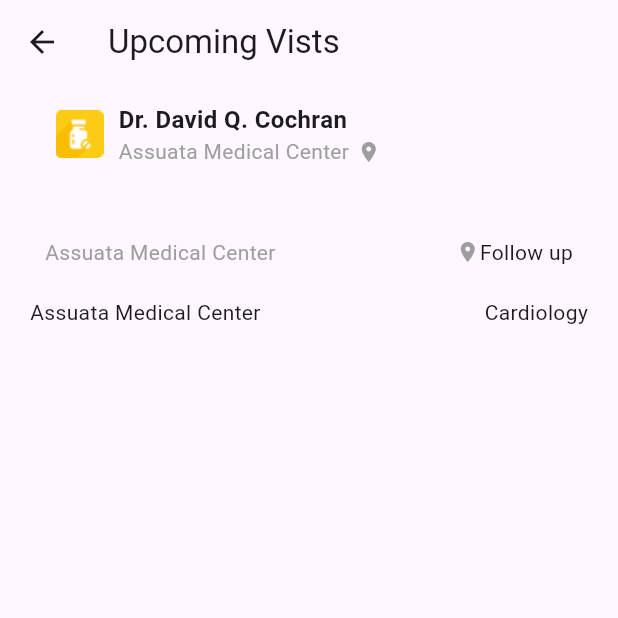
After one commit to zahrawm/Medi-board-projects, a Flutter app: the VisitScreen screen opened directly, on a phone screen of 412 x 824 dp, the top half of it. The commit adds this screen. Run offline on Flutter 3.47's test engine with Material 3 defaults, Android fonts, the light colour scheme and no system bars.

Commit message:
Codes updated

```diff
--- a/medi_ui/lib/screen/home_screen.dart
+++ b/medi_ui/lib/screen/home_screen.dart
@@ -1,4 +1,5 @@
 import 'package:flutter/material.dart';
+import 'package:medi_ui/screen/visit_screen.dart';
 import 'package:medi_ui/widgets/medical_widgets.dart';
 
 class HomeScreen extends StatelessWidget {
@@ -22,15 +23,19 @@ class HomeScreen extends StatelessWidget {
         ],
       ),
       bottomNavigationBar: BottomAppBar(
-        shape: CircularNotchedRectangle(), // Optional: Creates a notch for FAB
-        notchMargin: 8, // Space around the notch
+        shape: CircularNotchedRectangle(),
+        notchMargin: 8,
         child: Padding(
           padding: const EdgeInsets.symmetric(horizontal: 20),
           child: SingleChildScrollView(
             child: Row(
               mainAxisAlignment: MainAxisAlignment.spaceBetween,
               children: [
-                _buildNavItem(Icons.home, "Home", Colors.blue),
+                _buildNavItem(
+                  Icons.home,
+                  "Home",
+                  Colors.blue,
+                ),
                 _buildNavItem(Icons.star, "For you", Colors.grey),
                 SizedBox(width: 40),
                 _buildNavItem(Icons.graphic_eq, "For you", Colors.grey),
@@ -41,7 +46,7 @@ class HomeScreen extends StatelessWidget {
         ),
       ),
       floatingActionButton: FloatingActionButton(
-        onPressed: () {}, // Action for FloatingActionButton
+        onPressed: () {},
         backgroundColor: Colors.blue,
         child: Icon(Icons.add),
       ),
@@ -54,8 +59,16 @@ class HomeScreen extends StatelessWidget {
               child: Row(
                 mainAxisAlignment: MainAxisAlignment.spaceEvenly,
                 children: [
-                  Image.asset(
-                    'assets/visits.png',
+                  GestureDetector(
+                    onTap: () {
+                      Navigator.push(
+                        context,
+                        MaterialPageRoute(builder: (context) => VisitScreen()),
+                      );
+                    },
+                    child: Image.asset(
+                      'assets/visits.png',
+                    ),
                   ),
                   SizedBox(
                     width: 10,
--- /dev/null
+++ b/medi_ui/lib/screen/visit_screen.dart
@@ -0,0 +1,29 @@
+import 'package:flutter/material.dart';
+import 'package:medi_ui/widgets/medi-row.dart';
+import 'package:medi_ui/widgets/medi_visits.dart';
+
+class VisitScreen extends StatelessWidget {
+  const VisitScreen({super.key});
+
+  @override
+  Widget build(BuildContext context) {
+    return Scaffold(
+      appBar: AppBar(
+        title: Text(
+          'Upcoming Vists',
+        ),
+        // I need to get the x  icon
+        // leading: Icon(Icons.one_x_mobiledata_outlined),
+      ),
+      body: Column(
+        children: [
+          MediVisits(),
+          SizedBox(
+            height: 15,
+          ),
+          MediR()
+        ],
+      ),
+    );
+  }
+}
--- /dev/null
+++ b/medi_ui/lib/widgets/medi-row.dart
@@ -0,0 +1,51 @@
+import 'package:flutter/material.dart';
+
+class MediR extends StatelessWidget {
+  const MediR({super.key});
+
+  @override
+  Widget build(BuildContext context) {
+    return Padding(
+      padding: const EdgeInsets.all(10.0),
+      child: Column(
+        children: [
+          Padding(
+            padding: const EdgeInsets.all(10.0),
+            child: Padding(
+              padding: const EdgeInsets.symmetric(horizontal: 10.0),
+              child: Row(
+                children: [
+                  Text(
+                    'Assuata Medical Center',
+                    style: TextStyle(fontSize: 14, color: Colors.grey),
+                  ),
+                  Spacer(),
+                  Icon(Icons.location_on, size: 16, color: Colors.grey),
+                  Text('Follow up'),
+                ],
+              ),
+            ),
+          ),
+          SizedBox(
+            height: 10,
+          ),
+          Padding(
+            padding: const EdgeInsets.symmetric(horizontal: 10.0),
+            child: Row(
+              children: [
+                Text(
+                  'Assuata Medical Center',
+                  style: TextStyle(
+                    fontSize: 14,
+                  ),
+                ),
+                Spacer(),
+                Text('Cardiology'),
+              ],
+            ),
+          ),
+        ],
+      ),
+    );
+  }
+}
--- /dev/null
+++ b/medi_ui/lib/widgets/medi_visits.dart
@@ -0,0 +1,49 @@
+import 'package:flutter/material.dart';
+
+class MediVisits extends StatelessWidget {
+  const MediVisits({super.key});
+
+  @override
+  Widget build(BuildContext context) {
+    return Padding(
+      padding: const EdgeInsets.all(12.0),
+      child: Column(
+        children: [
+          Padding(
+            padding: const EdgeInsets.symmetric(horizontal: 25),
+            child: Row(
+              crossAxisAlignment: CrossAxisAlignment.center,
+              children: [
+                Image.asset(
+                  'assets/medi.png',
+                  fit: BoxFit.cover,
+                ),
+                SizedBox(width: 10),
+                Column(
+                  crossAxisAlignment: CrossAxisAlignment.start,
+                  children: [
+                    Text(
+                      'Dr. David Q. Cochran',
+                      style:
+                          TextStyle(fontSize: 16, fontWeight: FontWeight.bold),
+                    ),
+                    Row(
+                      children: [
+                        Text(
+                          'Assuata Medical Center',
+                          style: TextStyle(fontSize: 14, color: Colors.grey),
+                        ),
+                        SizedBox(width: 5),
+                        Icon(Icons.location_on, size: 16, color: Colors.grey),
+                      ],
+                    ),
+                  ],
+                ),
+              ],
+            ),
+          ),
+        ],
+      ),
+    );
+  }
+}
```
Also changed, not shown: medi_ui/assets/doc.png (added).
